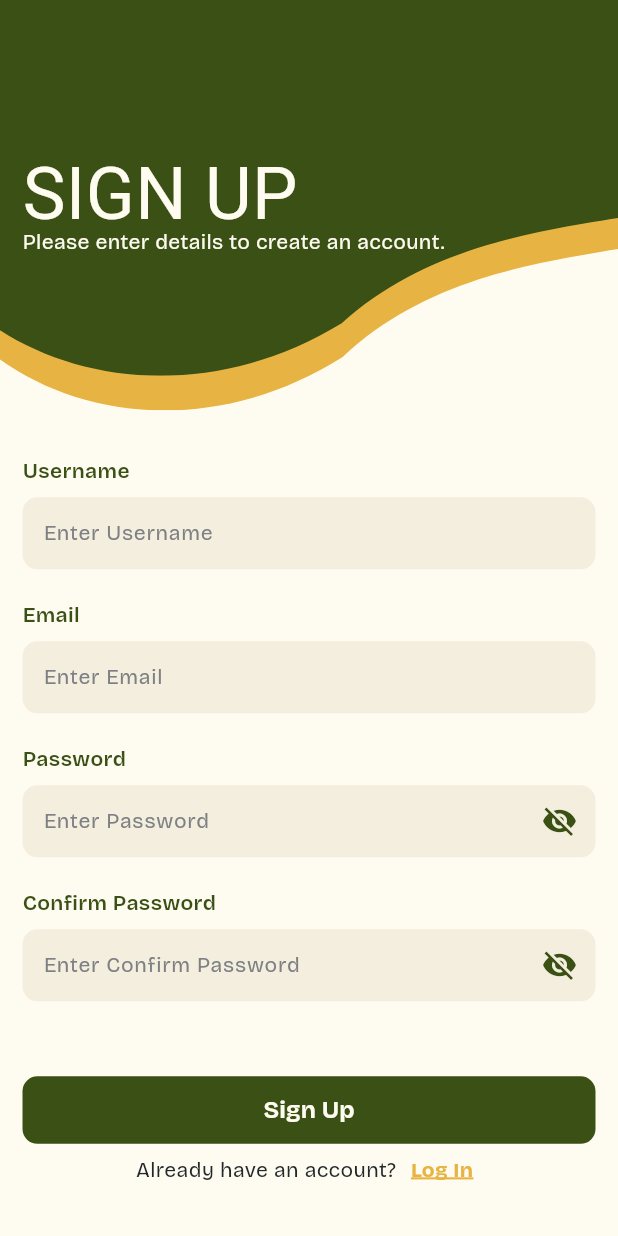
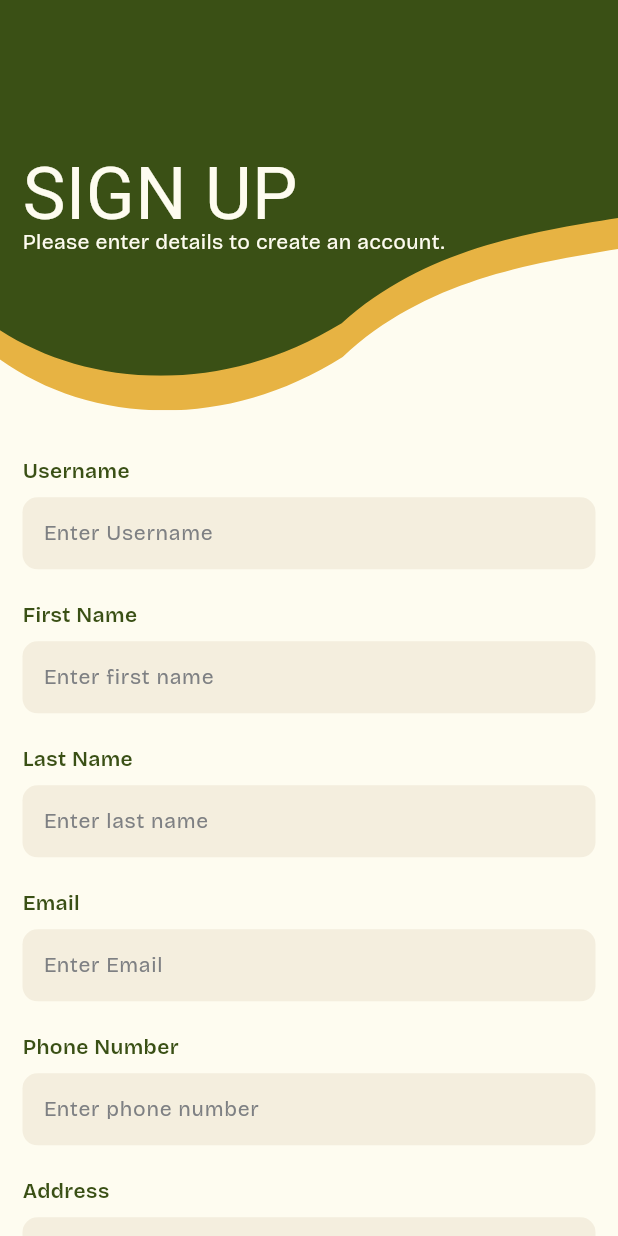
Before and after one commit to fortran-thesis/mobile, a Flutter app: the SignUpScreen screen opened by its route, on a phone screen of 412 x 824 dp. Run offline on Flutter 3.47's test engine with Material 3 defaults, Android fonts, the phone set to English and light mode, and no system bars; our stand-ins replace equatable, firebase_auth, firebase_core, flutter_bloc, flutter_secure_storage, flutter_svg and 2 more; accounts and stored records are empty; network calls fail; project files that could hold a hidden picture were left out.

Commit message:
modified sign up page for farmers

```diff
--- a/lib/pages/auth/intro.dart
+++ b/lib/pages/auth/intro.dart
@@ -12,7 +12,7 @@ class IntroScreen extends StatelessWidget {
           onPressed: () {
             Navigator.of(context).pushReplacementNamed(RouteNames.login);
           },
-          child: const Text('Go to Login'),
+          child: const Text('Go to Login1234'),
         ),
       ),
     );
--- a/lib/pages/auth/signup.dart
+++ b/lib/pages/auth/signup.dart
@@ -31,6 +31,10 @@ class _SignUpScreenState extends State<SignUpScreen> {
   final emailController = TextEditingController();
   final passwordController = TextEditingController();
   final confirmPasswordController = TextEditingController();
+  final fnameController = TextEditingController();
+  final lnameController = TextEditingController();
+  final phoneNumController = TextEditingController();
+  final addressController = TextEditingController();
   bool _agreedToTerms = false;
   bool isLoading = false;
   String? errorMessage;
@@ -42,6 +46,10 @@ class _SignUpScreenState extends State<SignUpScreen> {
     emailController.dispose();
     passwordController.dispose();
     confirmPasswordController.dispose();
+    fnameController.dispose();
+    lnameController.dispose();
+    phoneNumController.dispose();
+    addressController.dispose();
     super.dispose();
   }
 
@@ -66,7 +74,11 @@ class _SignUpScreenState extends State<SignUpScreen> {
     if( usernameController.text.isEmpty ||
         emailController.text.isEmpty ||
         passwordController.text.isEmpty ||
-        confirmPasswordController.text.isEmpty) {
+        confirmPasswordController.text.isEmpty ||
+        fnameController.text.isEmpty ||
+        lnameController.text.isEmpty ||
+        phoneNumController.text.isEmpty ||
+        addressController.text.isEmpty) {
       setState(() {
         errorMessage = 'All fields are required.';
         isLoading = false;
@@ -177,6 +189,52 @@ class _SignUpScreenState extends State<SignUpScreen> {
                     ),
                   ),
 
+                  /// FirstName Label
+                  Padding(
+                    padding: const EdgeInsets.only(top: 20.0),
+                    child: const Text(
+                      'First Name',
+                      style: TextStyle(
+                        fontSize: 14,
+                        fontFamily: 'Bricolage-Grotesque-SemiBold',
+                        color: MoldifyColors.primaryColor,
+                      ),
+                    ),
+                  ),
+
+                  /// FirstName TextBox
+                  Padding(
+                    padding: const EdgeInsets.only(top: 8.0),
+                    child: BuildTextBox(
+                      hintText: 'Enter first name',
+                      controller: fnameController,
+                      showPassword: false,
+                    ),
+                  ),
+
+                  /// LastName Label
+                  Padding(
+                    padding: const EdgeInsets.only(top: 20.0),
+                    child: const Text(
+                      'Last Name',
+                      style: TextStyle(
+                        fontSize: 14,
+                        fontFamily: 'Bricolage-Grotesque-SemiBold',
+                        color: MoldifyColors.primaryColor,
+                      ),
+                    ),
+                  ),
+
+                  /// LastName TextBox
+                  Padding(
+                    padding: const EdgeInsets.only(top: 8.0),
+                    child: BuildTextBox(
+                      hintText: 'Enter last name',
+                      controller: lnameController,
+                      showPassword: false,
+                    ),
+                  ),
+
                   /// Email Label
                   Padding(
                     padding: const EdgeInsets.only(top: 20.0),
@@ -196,6 +254,52 @@ class _SignUpScreenState extends State<SignUpScreen> {
                     child: BuildTextBox(
                       hintText: 'Enter Email',
                       controller: emailController,
+                      showPassword: false,
+                    ),
+                  ),
+
+                  /// Phone Number Label
+                  Padding(
+                    padding: const EdgeInsets.only(top: 20.0),
+                    child: const Text(
+                      'Phone Number',
+                      style: TextStyle(
+                        fontSize: 14,
+                        fontFamily: 'Bricolage-Grotesque-SemiBold',
+                        color: MoldifyColors.primaryColor,
+                      ),
+                    ),
+                  ),
+
+                  /// FirstName TextBox
+                  Padding(
+                    padding: const EdgeInsets.only(top: 8.0),
+                    child: BuildTextBox(
+                      hintText: 'Enter phone number',
+                      controller: phoneNumController,
+                      showPassword: false,
+                    ),
+                  ),
+
+                  /// Address Label
+                  Padding(
+                    padding: const EdgeInsets.only(top: 20.0),
+                    child: const Text(
+                      'Address',
+                      style: TextStyle(
+                        fontSize: 14,
+                        fontFamily: 'Bricolage-Grotesque-SemiBold',
+                        color: MoldifyColors.primaryColor,
+                      ),
+                    ),
+                  ),
+
+                  /// FirstName TextBox
+                  Padding(
+                    padding: const EdgeInsets.only(top: 8.0),
+                    child: BuildTextBox(
+                      hintText: 'Enter address',
+                      controller: addressController,
                       showPassword: false,
                     ),
                   ),
@@ -295,9 +399,9 @@ class _SignUpScreenState extends State<SignUpScreen> {
                               style: TextStyle(
                                 fontFamily: 'Bricolage-Grotesque-Bold',
                                 fontSize: 14,
-                                color: MoldifyColors.accentColor,
+                                color: MoldifyColors.primaryColor,
                                 decoration: TextDecoration.underline,
-                                decorationColor: MoldifyColors.accentColor,
+                                decorationColor: MoldifyColors.primaryColor,
                                 decorationThickness: 2,
                               ),
                             ),
@@ -401,10 +505,10 @@ class _SignUpScreenState extends State<SignUpScreen> {
                                   text: 'Terms of Agreement',
                                   style: const TextStyle(
                                     fontFamily: 'Bricolage-Grotesque-Bold',
-                                    color: MoldifyColors.accentColor,
+                                    color: MoldifyColors.primaryColor,
                                     decoration: TextDecoration.underline,
                                     decorationThickness: 2,
-                                    decorationColor: MoldifyColors.accentColor,
+                                    decorationColor: MoldifyColors.primaryColor,
                                   ),
                                   recognizer: TapGestureRecognizer()..onTap = () {
                                     // Handle Terms of Agreement tap here
@@ -415,10 +519,10 @@ class _SignUpScreenState extends State<SignUpScreen> {
                                   text: 'Privacy Policy',
                                   style: const TextStyle(
                                     fontFamily: 'Bricolage-Grotesque-Bold',
-                                    color: MoldifyColors.accentColor,
+                                    color: MoldifyColors.primaryColor,
                                     decoration: TextDecoration.underline,
                                     decorationThickness: 2,
-                                    decorationColor: MoldifyColors.accentColor,
+                                    decorationColor: MoldifyColors.primaryColor,
                                   ),
                                   recognizer: TapGestureRecognizer()..onTap = () {
                                     // Handle Privacy Policy tap here
--- a/lib/pages/misc/functions/app_drawer.dart
+++ b/lib/pages/misc/functions/app_drawer.dart
@@ -45,7 +45,7 @@ class AppDrawer extends StatelessWidget {
                     children: [
                       CircleAvatar(
                         radius: 40,
-                        backgroundImage: AssetImage('assets/images/profile.png'),
+                        backgroundImage: AssetImage('assets/images/moldify-logo.png'),
                         backgroundColor: MoldifyColors.accentColor,
                       ),
                       SizedBox(width: 20),
--- a/lib/routes/app_routes.dart
+++ b/lib/routes/app_routes.dart
@@ -21,7 +21,7 @@ class AppRoutes {
             if (isAuthenticated) {
               return MainPage();
             }
-            return LoginScreen();
+            return MainPage();
           case RouteNames.signup:
             return SignUpScreen();
           case RouteNames.emailRecoverAccount:
@@ -37,7 +37,7 @@ class AppRoutes {
             if (isAuthenticated) {
               return MainPage();
             }
-            return IntroScreen();
+            return MainPage();
           case RouteNames.main:
             return MainPage();
           case RouteNames.setNewPassword:
```
Also changed, not shown: assets/images/moldify-logo.png (added), 1 other file.
